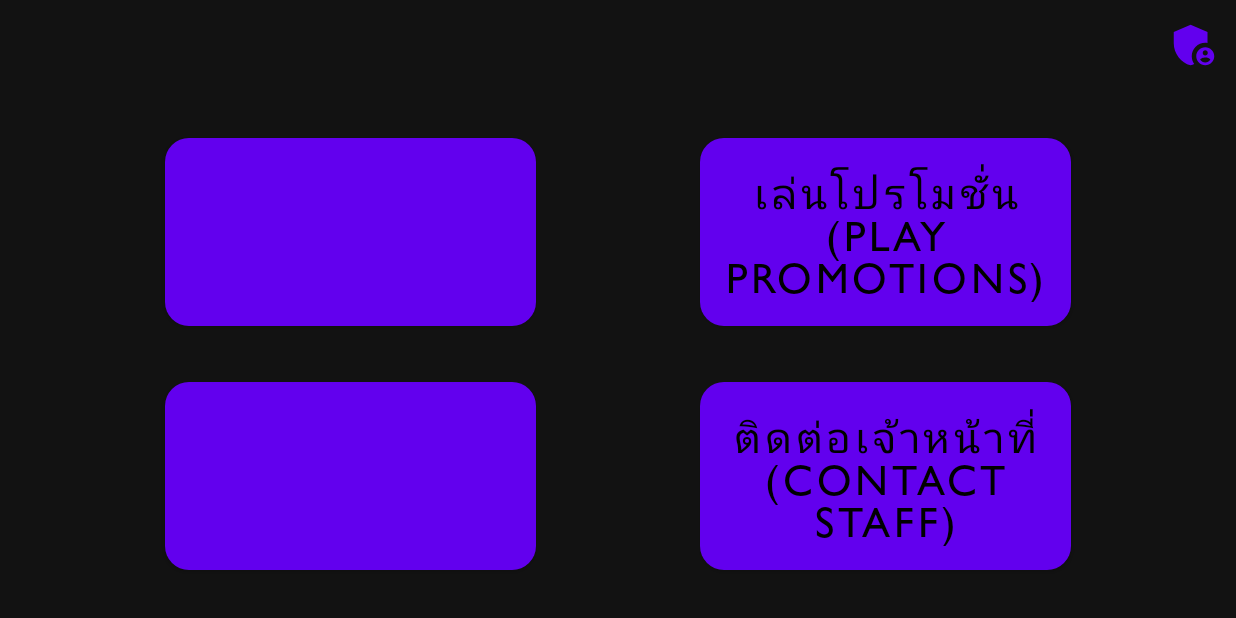
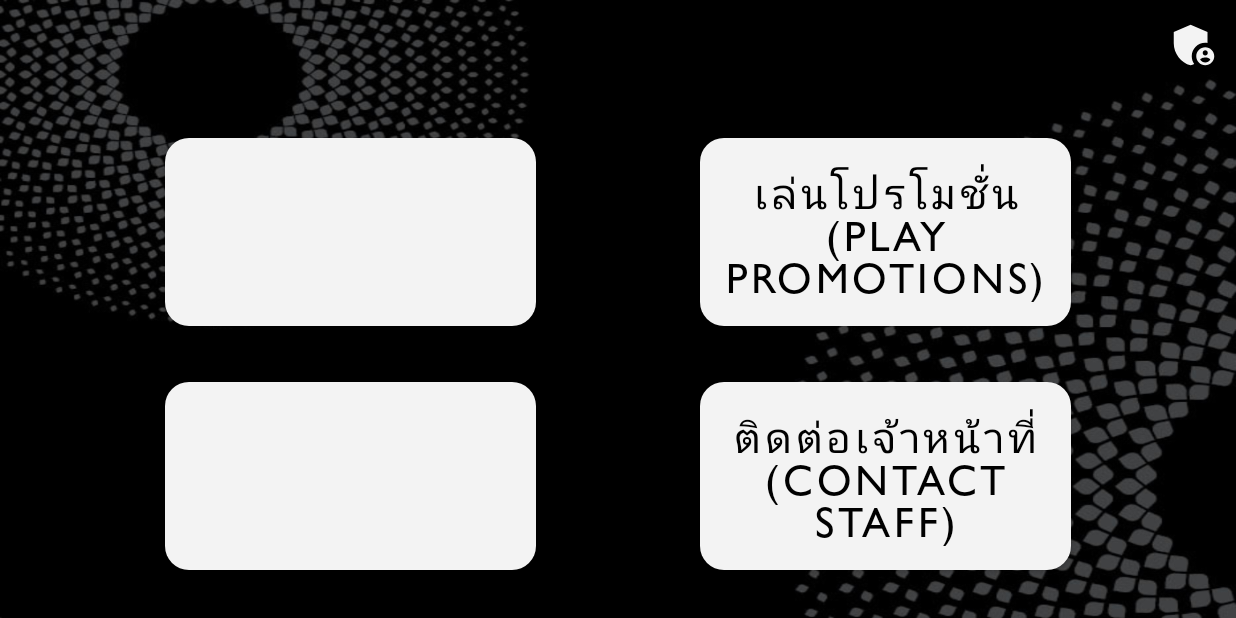
Before and after one commit to temideveloper/temi-x-tops-market, an Android app: the screen it shows after launch (MainActivity), on a phone screen of 824 x 412 dp (held sideways). Run offline under Robolectric (Android 15) with nearby library versions, the phone set to English and light mode, and no system bars; our stand-ins replace Dagger/Hilt's generated code, Timber, data binding; libraries missing offline, so code that uses them is left out: androidx.hilt.lifecycle, com.robotemi.sdk; 3 statements that could not run were skipped.

Commit message:
Add background and color scheme

```diff
--- a/app/src/main/res/layout/activity_main.xml
+++ b/app/src/main/res/layout/activity_main.xml
@@ -12,6 +12,7 @@
         xmlns:app="http://schemas.android.com/apk/res-auto"
         xmlns:tools="http://schemas.android.com/tools"
         android:layout_width="match_parent"
+        android:background="@drawable/cfh_bg_60"
         android:layout_height="match_parent"
         android:padding="@{viewModel.contentPadding}"
         tools:context=".ui.activity.MainActivity">
--- a/app/src/main/res/values-night/themes.xml
+++ b/app/src/main/res/values-night/themes.xml
@@ -2,8 +2,8 @@
     <!-- Base application theme. -->
     <style name="Theme.TemiXTopsMarket" parent="Theme.MaterialComponents.DayNight.NoActionBar">
         <!-- Primary brand color. -->
-        <item name="colorPrimary">@color/purple_200</item>
-        <item name="colorPrimaryVariant">@color/purple_700</item>
+        <item name="colorPrimary">@color/anti_flash_white</item>
+        <item name="colorPrimaryVariant">@color/chinese_white</item>
         <item name="colorOnPrimary">@color/black</item>
         <!-- Secondary brand color. -->
         <item name="colorSecondary">@color/teal_200</item>
--- a/app/src/main/res/values/colors.xml
+++ b/app/src/main/res/values/colors.xml
@@ -8,5 +8,8 @@
     <color name="black">#FF000000</color>
     <color name="white">#FFFFFFFF</color>
 
+    <color name="anti_flash_white">#F3F3F3</color>
+    <color name="chinese_white">#E1E1E1</color>
+
     <color name="error_dark_theme">#CF6679</color>
 </resources>
```
Also changed, not shown: app/src/main/res/drawable/cfh_bg_60.jpg (added).
